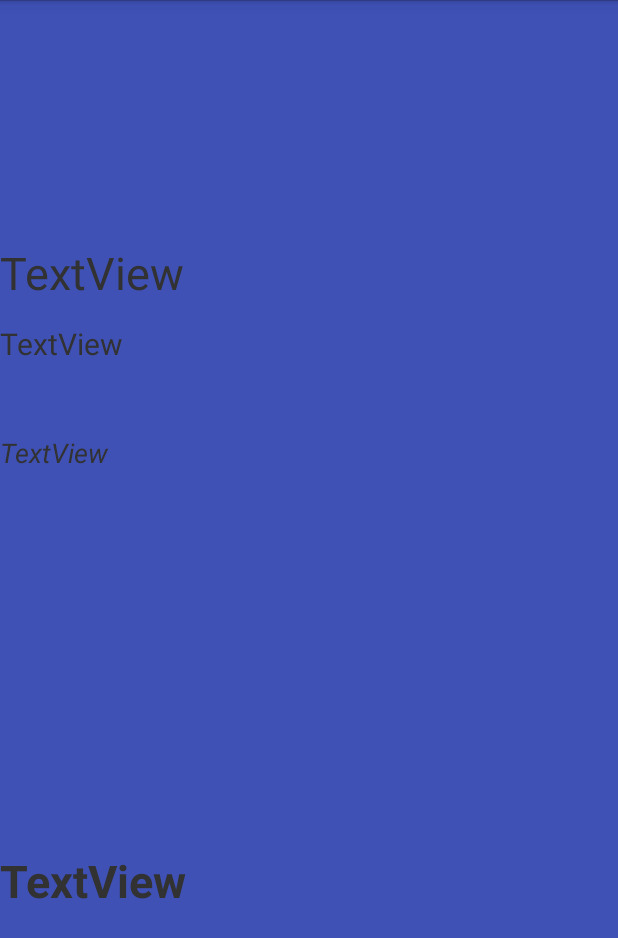
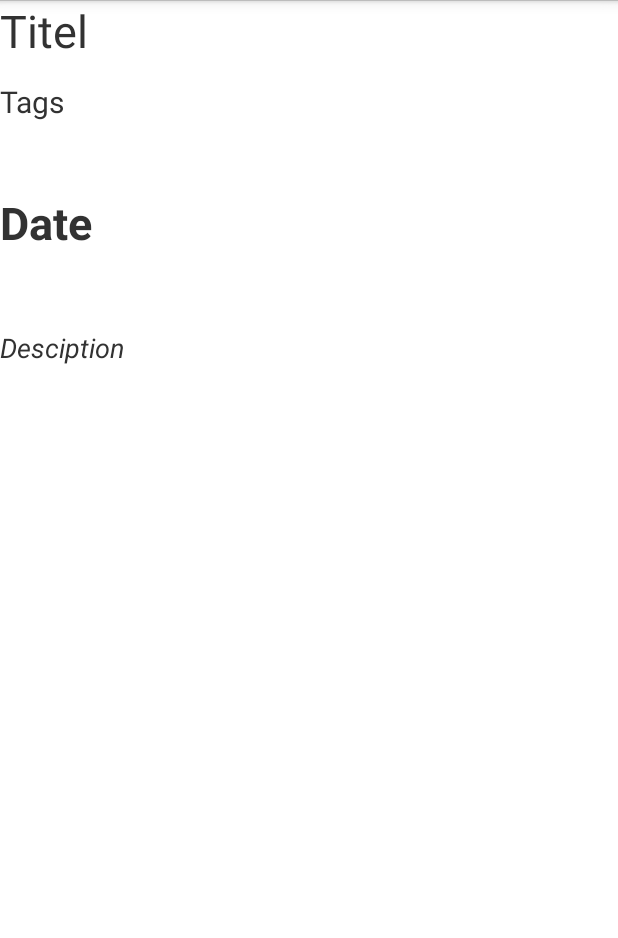
Before and after one commit to Novychen/ToDoList, an Android app: the TaskDue screen opened directly, with no data from a screen before it, on a phone screen of 412 x 824 dp. Shown: the top 938 px of the screen. Run offline under Robolectric (Android 15) with nearby library versions, the phone set to English and light mode, and no system bars.

Commit message:
new activity

```diff
--- a/app/src/main/java/at/fhooe/mc/android/IFirebaseCallback.java
+++ b/app/src/main/java/at/fhooe/mc/android/IFirebaseCallback.java
@@ -7,4 +7,5 @@ public interface IFirebaseCallback {
     void setStringData(List<String> s);
     void setTimeData(List<Integer> d, List<Integer> m, List<Integer> y, List<Integer> h ,List<Integer> min, List<Integer> task);
     void setTitle(List<String> s,List<Integer> d, List<Integer> m, List<Integer> y);
+    void setAll(List<String> s, List<Integer> d, List<Integer> m, List<Integer> y, List<Integer> h ,List<Integer> min, List<Integer> task);
 }
--- a/app/src/main/java/at/fhooe/mc/android/MainActivity.java
+++ b/app/src/main/java/at/fhooe/mc/android/MainActivity.java
@@ -211,5 +211,10 @@ public class MainActivity extends Activity implements View.OnClickListener, IFir
 
     }
 
+    @Override
+    public void setAll(List<String> s, List<Integer> d, List<Integer> m, List<Integer> y, List<Integer> h, List<Integer> min, List<Integer> task) {
+
+    }
+
 
 }
--- a/app/src/main/java/at/fhooe/mc/android/Repository.java
+++ b/app/src/main/java/at/fhooe/mc/android/Repository.java
@@ -28,6 +28,7 @@ class Repository {
     private static List<String> mDescription = new LinkedList<>();
     private static List<Integer> mTasks = new LinkedList<>();
     private static List<String> mTitle = new LinkedList<>();
+
 
     /**
      * Constructor for Repository
@@ -127,6 +128,8 @@ class Repository {
                    _callback.setTimeData(mDay, mMonth, mYear, mHour, mMinute,mTasks);
                    _callback.setStringData(mDescription);
                    _callback.setTitle(mTitle,mDay, mMonth, mYear);
+                   _callback.setAll(mTitle,mDay,mMonth,mYear,mHour,mMinute,mTasks);
+
            }
 
            @Override
--- a/app/src/main/java/at/fhooe/mc/android/TaskDue.java
+++ b/app/src/main/java/at/fhooe/mc/android/TaskDue.java
@@ -1,14 +1,50 @@
 package at.fhooe.mc.android;
 
 import android.app.Activity;
+import android.content.Intent;
 import android.support.v7.app.AppCompatActivity;
 import android.os.Bundle;
+import android.util.Log;
+import android.widget.TextView;
 
-public class TaskDue extends Activity {
+import java.util.List;
+
+public class TaskDue extends Activity implements IFirebaseCallback{
+    private static final String TAG = "at.fhooe.mc.toDoList :: TaskDue";
 
     @Override
     protected void onCreate(Bundle savedInstanceState) {
         super.onCreate(savedInstanceState);
         setContentView(R.layout.activity_task_due);
+
+
+    }
+
+
+
+    @Override
+    public void setData(Object _o) {
+
+    }
+
+    @Override
+    public void setStringData(List<String> s) {
+
+    }
+
+    @Override
+    public void setTimeData(List<Integer> d, List<Integer> m, List<Integer> y, List<Integer> h, List<Integer> min, List<Integer> task) {
+
+    }
+
+    @Override
+    public void setTitle(List<String> s, List<Integer> d, List<Integer> m, List<Integer> y) {
+
+    }
+
+    @Override
+    public void setAll(List<String> s, List<Integer> d, List<Integer> m, List<Integer> y, List<Integer> h, List<Integer> min, List<Integer> task) {
+        TextView tv = null;
+        tv.findViewById(R.id.activity_task_due_title);
     }
 }
--- a/app/src/main/res/layout/activity_task_due.xml
+++ b/app/src/main/res/layout/activity_task_due.xml
@@ -4,23 +4,23 @@
     xmlns:tools="http://schemas.android.com/tools"
     android:layout_width="match_parent"
     android:layout_height="match_parent"
-    android:background="#3F51B5"
+    android:background="#FFFFFF"
     tools:context=".TaskDue">
+
+    <ScrollView
+        android:layout_width="match_parent"
+        android:layout_height="match_parent">
 
         <LinearLayout
             android:layout_width="match_parent"
-        android:layout_height="match_parent"
+            android:layout_height="wrap_content"
             android:orientation="vertical">
-
-        <TextView
-            android:layout_width="match_parent"
-            android:layout_height="161dp" />
 
             <TextView
                 android:id="@+id/activity_task_due_title"
                 android:layout_width="match_parent"
                 android:layout_height="54dp"
-            android:text="TextView"
+                android:text="Titel"
                 android:textAlignment="center"
                 android:textSize="30sp" />
 
@@ -28,25 +28,27 @@
                 android:id="@+id/activity_task_due_tags"
                 android:layout_width="match_parent"
                 android:layout_height="74dp"
-            android:text="TextView"
+                android:text="Tags"
                 android:textSize="20sp" />
-
-        <TextView
-            android:id="@+id/activity_task_due_Note"
-            android:layout_width="match_parent"
-            android:layout_height="277dp"
-            android:text="TextView"
-            android:textSize="18sp"
-            android:textStyle="italic" />
 
             <TextView
                 android:id="@+id/activity_task_due_date"
                 android:layout_width="match_parent"
                 android:layout_height="91dp"
-            android:text="TextView"
+                android:text="Date"
                 android:textAlignment="center"
                 android:textSize="30sp"
                 android:textStyle="bold" />
+
+            <TextView
+                android:id="@+id/activity_task_due_Note"
+                android:layout_width="match_parent"
+                android:layout_height="wrap_content"
+                android:text="Desciption"
+                android:textSize="18sp"
+                android:textStyle="italic" />
+
         </LinearLayout>
+    </ScrollView>
 
 </FrameLayout>
```
Also changed, not shown: app/src/main/java/at/fhooe/mc/android/ActivityList.java (+10 -16 lines). Lines whose indentation alone changed are shown as unchanged.
